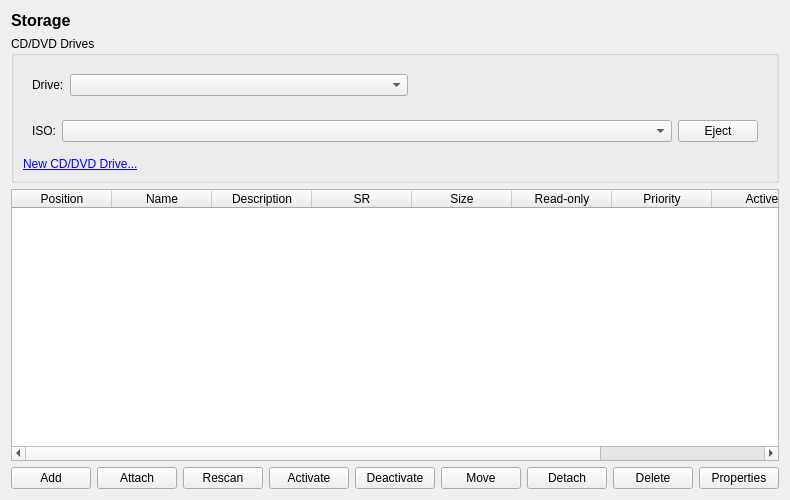
Above: src/xenadmin-ui/tabpages/vmstoragetabpage.ui from benapetr/XenAdminQt before the change. Below: the same form after it.
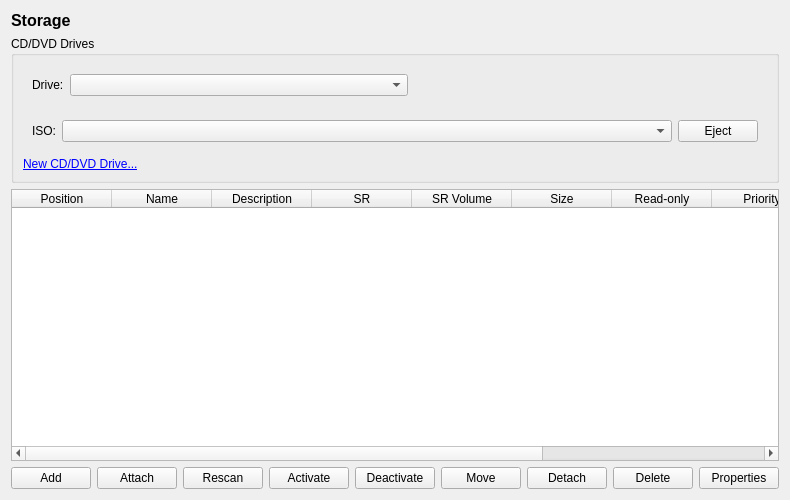
That is the form after the change. Custom widgets are drawn as their Qt base class.

Patch:
```diff
--- a/src/xenadmin-ui/tabpages/vmstoragetabpage.ui
+++ b/src/xenadmin-ui/tabpages/vmstoragetabpage.ui
@@ -157,6 +157,11 @@
        <string>SR</string>
       </property>
      </column>
+     <column>
+      <property name="text">
+       <string>SR Volume</string>
+      </property>
+     </column>
      <column>
       <property name="text">
        <string>Size</string>
@@ -266,6 +271,13 @@
    </item>
   </layout>
  </widget>
+ <customwidgets>
+  <customwidget>
+   <class>IsoDropDownBox</class>
+   <extends>QComboBox</extends>
+   <header>widgets/isodropdownbox.h</header>
+  </customwidget>
+ </customwidgets>
  <resources/>
  <connections/>
 </ui>
```
Left out of the diff: 4 changed lines with no effect on the pictures.
